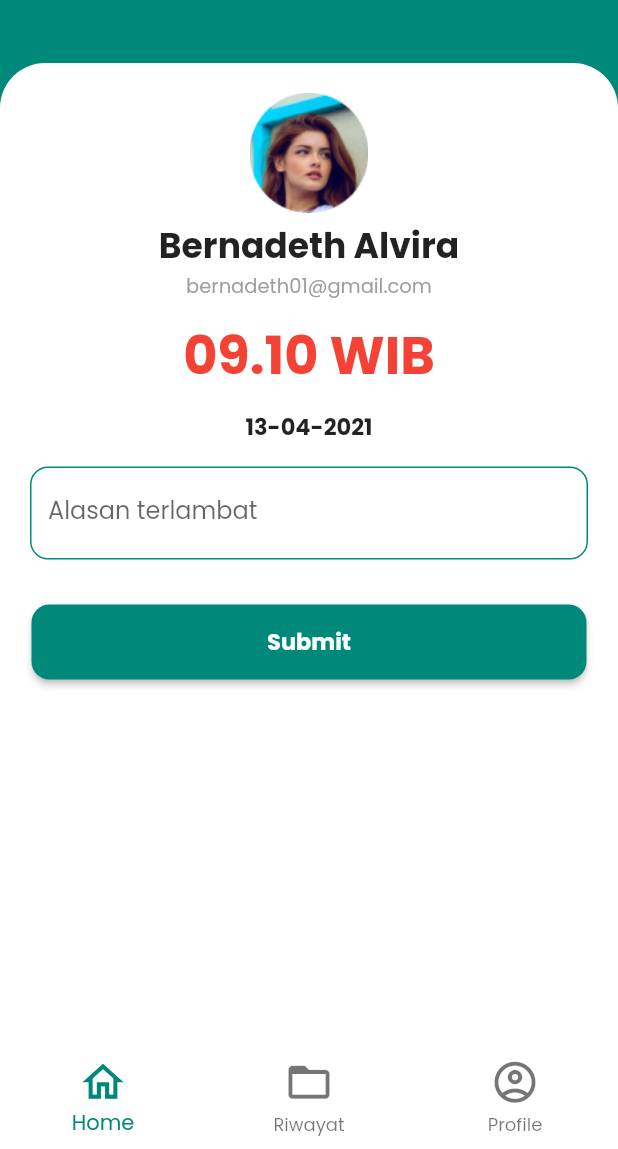
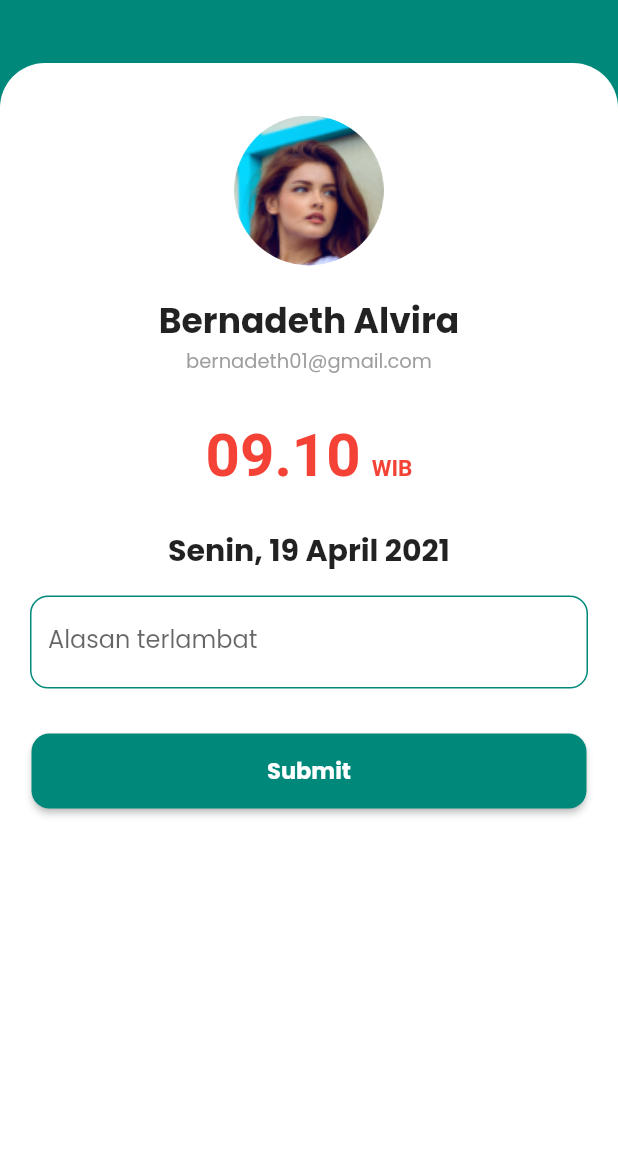
Before and after one commit to RifkiNoviandra/absen_app, a Flutter app: the AbsenTelatPage screen opened directly, on a phone screen of 412 x 824 dp, the part 87-1236 px from its top. Run offline on Flutter 3.47's test engine with Material 2 defaults, Android fonts, the phone set to English and light mode, and no system bars.

Commit message:
mengubah tulisan tanggal

```diff
--- a/lib/page/absentelat.dart
+++ b/lib/page/absentelat.dart
@@ -1,6 +1,4 @@
 import 'package:absen_app/page/home.dart';
-import 'package:absen_app/page/profile.dart';
-import 'package:absen_app/page/riwayat.dart';
 import 'package:flutter/material.dart';
 
 class AbsenTelatPage extends StatefulWidget {
@@ -9,20 +7,8 @@ class AbsenTelatPage extends StatefulWidget {
 }
 
 class _AbsenTelatPageState extends State<AbsenTelatPage> {
-  int _currentIndex = 0;
-  void onTabTapped(int index) {
-    setState(() {
-      _currentIndex = index;
-    });
-  }
-
   @override
   Widget build(BuildContext context) {
-    final List<Widget> _children = [
-      HomePage(),
-      RiwayatPage(),
-      ProfilePage(),
-    ];
     Size size = MediaQuery.of(context).size;
     return Scaffold(
       extendBodyBehindAppBar: false,
@@ -48,27 +34,6 @@ class _AbsenTelatPageState extends State<AbsenTelatPage> {
             backgroundColor: Colors.teal.shade600,
           ),
         ),
-      ),
-      bottomNavigationBar: BottomNavigationBar(
-        selectedItemColor: Colors.teal.shade600,
-        currentIndex: _currentIndex,
-        onTap: onTabTapped,
-        items: [
-          BottomNavigationBarItem(
-            icon: new Icon(Icons.home_outlined, size: 33),
-            title: new Text('Home'),
-          ),
-          BottomNavigationBarItem(
-            icon: new Icon(Icons.folder_open_outlined, size: 33),
-            title: new Text('Riwayat'),
-          ),
-          BottomNavigationBarItem(
-            icon: new Icon(Icons.account_circle_outlined, size: 33),
-            title: new Text('Profile'),
-          ),
-        ],
-        elevation: 0,
-        backgroundColor: Colors.white,
       ),
       backgroundColor: Colors.teal.shade600,
       body: Center(
@@ -103,13 +68,16 @@ class BodyFormAbsen extends StatelessWidget {
       child: SingleChildScrollView(
         child: Column(
           children: <Widget>[
-            CircleAvatar(
-              backgroundColor: Colors.transparent,
-              radius: 40.0,
-              child: Image.asset('assets/images/userpic.png'),
+            Padding(
+              padding: EdgeInsets.fromLTRB(20.0, 15.0, 20.0, 0.0),
+              child: CircleAvatar(
+                backgroundColor: Colors.transparent,
+                radius: 50.0,
+                backgroundImage: AssetImage('assets/images/userpic.png'),
+              ),
             ),
             Padding(
-              padding: EdgeInsets.fromLTRB(20.0, 5.0, 20.0, 0.0),
+              padding: EdgeInsets.fromLTRB(20.0, 20.0, 20.0, 0.0),
               child: Text(
                 "Bernadeth Alvira",
                 textAlign: TextAlign.center,
@@ -132,24 +100,33 @@ class BodyFormAbsen extends StatelessWidget {
               ),
             ),
             Padding(
-              padding: EdgeInsets.fromLTRB(20.0, 0.0, 20.0, 10.0),
-              child: Text(
-                "09.10 WIB",
-                textAlign: TextAlign.center,
-                style: TextStyle(
-                  color: Colors.red,
-                  fontSize: 35,
-                  fontWeight: FontWeight.bold,
+              padding: EdgeInsets.fromLTRB(20.0, 20.0, 20.0, 20.0),
+              child: RichText(
+                text: TextSpan(
+                  text: '09.10',
+                  style: TextStyle(
+                      fontSize: 40,
+                      color: Colors.red,
+                      fontWeight: FontWeight.bold),
+                  children: <TextSpan>[
+                    TextSpan(
+                      text: '  WIB',
+                      style: TextStyle(
+                          fontSize: 15,
+                          color: Colors.red,
+                          fontWeight: FontWeight.bold),
+                    ),
+                  ],
                 ),
               ),
             ),
             Padding(
-              padding: EdgeInsets.fromLTRB(20.0, 0.0, 20.0, 0.0),
+              padding: EdgeInsets.fromLTRB(20.0, 5.0, 20.0, 0.0),
               child: Text(
-                "13-04-2021",
+                "Senin, 19 April 2021",
                 textAlign: TextAlign.center,
                 style: TextStyle(
-                  fontSize: 15,
+                  fontSize: 20,
                   fontWeight: FontWeight.bold,
                 ),
               ),
```
Also changed, not shown: lib/page/absen.dart (+36 -58 lines).
